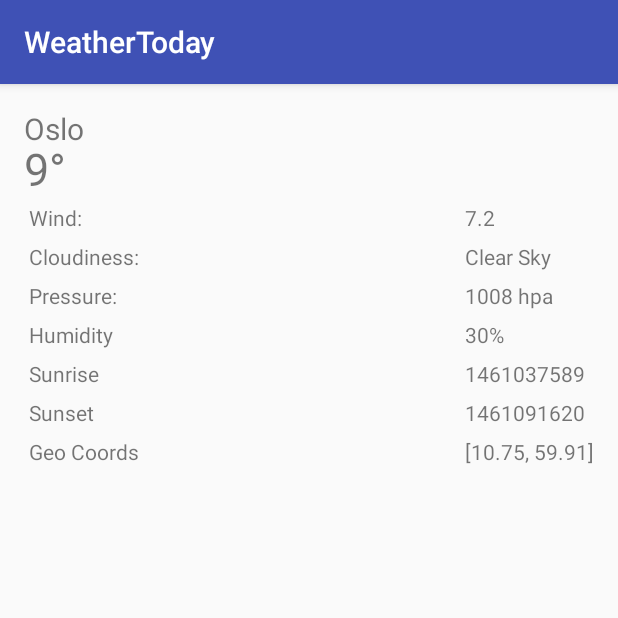
After one commit to kveine/weather-today-android, an Android app: the DetailedInformationActivity screen opened directly, with no data from a screen before it, on a phone screen of 412 x 824 dp, the top half of it. The commit adds this screen. Run offline under Robolectric (Android 15) with nearby library versions, the phone set to English and light mode, and no system bars.

Commit message:
DetailedInformationActivity

```diff
--- a/app/src/main/AndroidManifest.xml
+++ b/app/src/main/AndroidManifest.xml
@@ -20,6 +20,7 @@
                 <category android:name="android.intent.category.LAUNCHER" />
             </intent-filter>
         </activity>
+        <activity android:name=".DetailedInformationActivity"></activity>
     </application>
 
 </manifest>
--- /dev/null
+++ b/app/src/main/java/com/example/kristin/weathertoday/DetailedInformationActivity.java
@@ -0,0 +1,50 @@
+package com.example.kristin.weathertoday;
+
+import android.content.Intent;
+import android.support.v7.app.AppCompatActivity;
+import android.os.Bundle;
+import android.widget.TextView;
+
+import java.util.List;
+
+import Data.WeatherProviderHC;
+import Model.Weather;
+import Model.WeatherHC;
+
+public class DetailedInformationActivity extends AppCompatActivity {
+
+    List<WeatherHC> cityList;
+    Intent intent = getIntent();
+    //int position = intent.getIntExtra(MainActivity.EXTRA_MESSAGE, 0);
+
+    //int position = intent.getSerializableExtra("position");
+    //int position = intent.getIntExtra(MainActivity.EXTRA_MESSAGE);
+    TextView name, temperature, clouds, date, wind, cloudiness, pressure, humidity, sunrise, sunset, coords;
+
+    @Override
+    protected void onCreate(Bundle savedInstanceState) {
+        super.onCreate(savedInstanceState);
+        setContentView(R.layout.activity_detailed_information);
+
+        cityList = new WeatherProviderHC().readWeather();
+
+        name = (TextView)findViewById(R.id.city_name);
+        name.setText(cityList.get(0).getCity());
+        temperature = (TextView)findViewById(R.id.city_temperature);
+        temperature.setText(cityList.get(0).getTemperature());
+        wind = (TextView)findViewById(R.id.city_wind);
+        wind.setText(cityList.get(0).getWind());
+        cloudiness = (TextView)findViewById(R.id.city_cloudiness);
+        cloudiness.setText(cityList.get(0).getCloudiness());
+        pressure = (TextView)findViewById(R.id.city_pressure);
+        pressure.setText(cityList.get(0).getPressure());
+        humidity = (TextView)findViewById(R.id.city_humidity);
+        humidity.setText(cityList.get(0).getHumidity());
+        sunrise = (TextView)findViewById(R.id.city_sunrise);
+        sunrise.setText(cityList.get(0).getSunrise());
+        sunset = (TextView)findViewById(R.id.city_sunset);
+        sunset.setText(cityList.get(0).getSunset());
+        coords = (TextView)findViewById(R.id.city_coords);
+        coords.setText(cityList.get(0).getGeoCoords());
+    }
+}
--- a/app/src/main/java/com/example/kristin/weathertoday/MainActivity.java
+++ b/app/src/main/java/com/example/kristin/weathertoday/MainActivity.java
@@ -41,6 +41,7 @@ public class MainActivity extends AppCompatActivity {
         rv.setLayoutManager(new LinearLayoutManager(this));
         rv.setAdapter(new WeatherListAdapter(new WeatherProviderHC().readWeather()));
 
+        //Code to collect data using Retrofit
         Retrofit retrofit = new Retrofit.Builder().baseUrl("http://api.openweathermap.org/data/2.5/").build();
         WeatherAPI weatherAPI = retrofit.create(WeatherAPI.class);
         /*weatherAPI.getWeatherInformation("Oslo", "5a3d6fa759a2e9ecd6ade28247c684d3", new Callback<WeatherPOJO>() {
@@ -51,7 +52,7 @@ public class MainActivity extends AppCompatActivity {
 
             @Override
             public void onFailure(Call<WeatherPOJO> call, Throwable t) {
-                //set message for TextView
+                //print error message
             }
         });*/
     }
@@ -93,7 +94,7 @@ public class MainActivity extends AppCompatActivity {
                 int position = getAdapterPosition();
                 Intent intent = new Intent(v.getContext(), DetailedInformationActivity.class);
                 //intent.putExtra(getPackageName(), position);
-                intent.putExtra(EXTRA_MESSAGE, position);
+                //intent.putExtra(EXTRA_MESSAGE, position);
                 startActivity(intent);
             }
         };
--- /dev/null
+++ b/app/src/main/res/layout/activity_detailed_information.xml
@@ -0,0 +1,120 @@
+<?xml version="1.0" encoding="utf-8"?>
+<RelativeLayout xmlns:android="http://schemas.android.com/apk/res/android"
+    xmlns:tools="http://schemas.android.com/tools"
+    android:layout_width="match_parent"
+    android:layout_height="match_parent"
+    android:paddingBottom="@dimen/activity_vertical_margin"
+    android:paddingLeft="@dimen/activity_horizontal_margin"
+    android:paddingRight="@dimen/activity_horizontal_margin"
+    android:paddingTop="@dimen/activity_vertical_margin"
+    tools:context="com.example.kristin.weathertoday.DetailedInformationActivity">
+
+    <TextView
+        android:id="@+id/city_name"
+        android:layout_width="match_parent"
+        android:layout_height="wrap_content"
+        android:textSize="20dp"/>
+
+    <TextView
+        android:id="@+id/city_temperature"
+        android:layout_width="match_parent"
+        android:layout_height="wrap_content"
+        android:textSize="30dp"
+        android:layout_marginTop="20dp"/>
+
+
+    <TextView
+        android:id="@+id/city_clouds"
+        android:layout_width="wrap_content"
+        android:layout_height="wrap_content" />
+
+    <TextView
+        android:id="@+id/city_date"
+        android:layout_width="wrap_content"
+        android:layout_height="wrap_content" />
+
+    <TableLayout xmlns:android="http://schemas.android.com/apk/res/android"
+        android:layout_width="match_parent"
+        android:layout_height="match_parent"
+        android:stretchColumns="1"
+        android:layout_marginTop="60dp">
+
+        <TableRow>
+            <TextView
+                android:layout_column="1"
+                android:text="Wind:"
+                android:padding="3dip" />
+            <TextView
+                android:id="@+id/city_wind"
+                android:layout_width="wrap_content"
+                android:layout_height="wrap_content" />
+        </TableRow>
+
+        <TableRow>
+            <TextView
+                android:layout_column="1"
+                android:text="Cloudiness:"
+                android:padding="3dip" />
+            <TextView
+                android:id="@+id/city_cloudiness"
+                android:layout_width="wrap_content"
+                android:layout_height="wrap_content" />
+        </TableRow>
+
+        <TableRow>
+            <TextView
+                android:layout_column="1"
+                android:text="Pressure:"
+                android:padding="3dip" />
+            <TextView
+                android:id="@+id/city_pressure"
+                android:layout_width="wrap_content"
+                android:layout_height="wrap_content" />
+        </TableRow>
+
+        <TableRow>
+            <TextView
+                android:layout_column="1"
+                android:text="Humidity"
+                android:padding="3dip" />
+            <TextView
+                android:id="@+id/city_humidity"
+                android:layout_width="wrap_content"
+                android:layout_height="wrap_content" />
+        </TableRow>
+
+        <TableRow>
+            <TextView
+                android:layout_column="1"
+                android:text="Sunrise"
+                android:padding="3dip" />
+            <TextView
+                android:id="@+id/city_sunrise"
+                android:layout_width="wrap_content"
+                android:layout_height="wrap_content" />
+        </TableRow>
+
+        <TableRow>
+            <TextView
+                android:layout_column="1"
+                android:text="Sunset"
+                android:padding="3dip" />
+            <TextView
+                android:id="@+id/city_sunset"
+                android:layout_width="wrap_content"
+                android:layout_height="wrap_content" />
+        </TableRow>
+
+        <TableRow>
+            <TextView
+                android:layout_column="1"
+                android:text="Geo Coords"
+                android:padding="3dip" />
+            <TextView
+                android:id="@+id/city_coords"
+                android:layout_width="wrap_content"
+                android:layout_height="wrap_content" />
+        </TableRow>
+    </TableLayout>
+
+</RelativeLayout>
```
Also changed, not shown: app/src/main/res/layout/activity_main.xml (line endings or trailing spaces).
